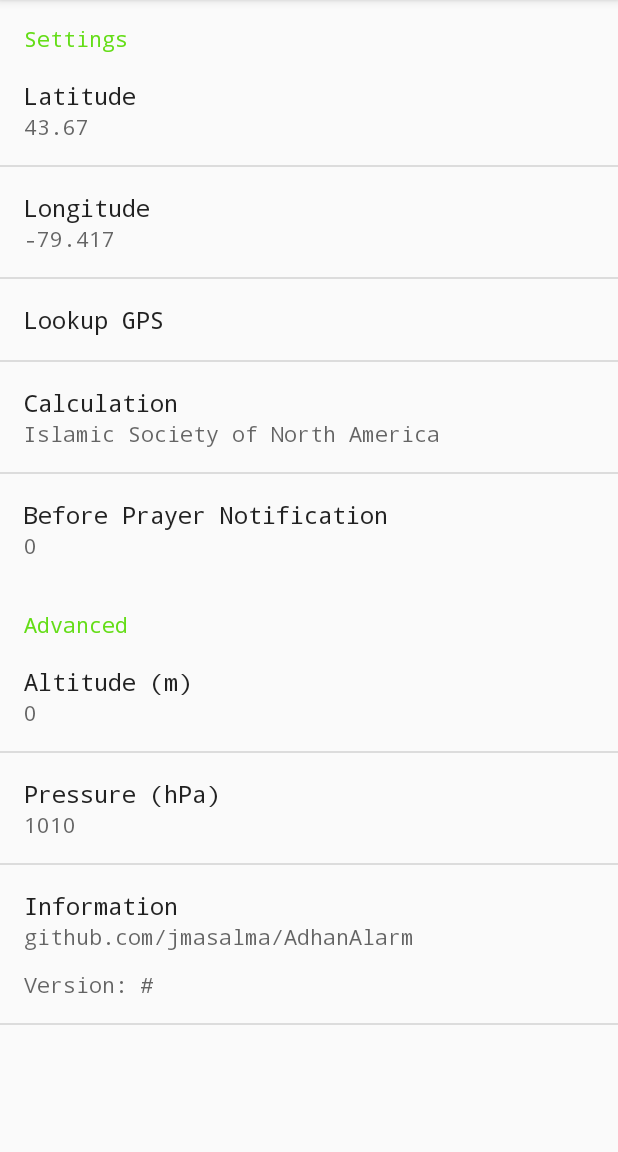
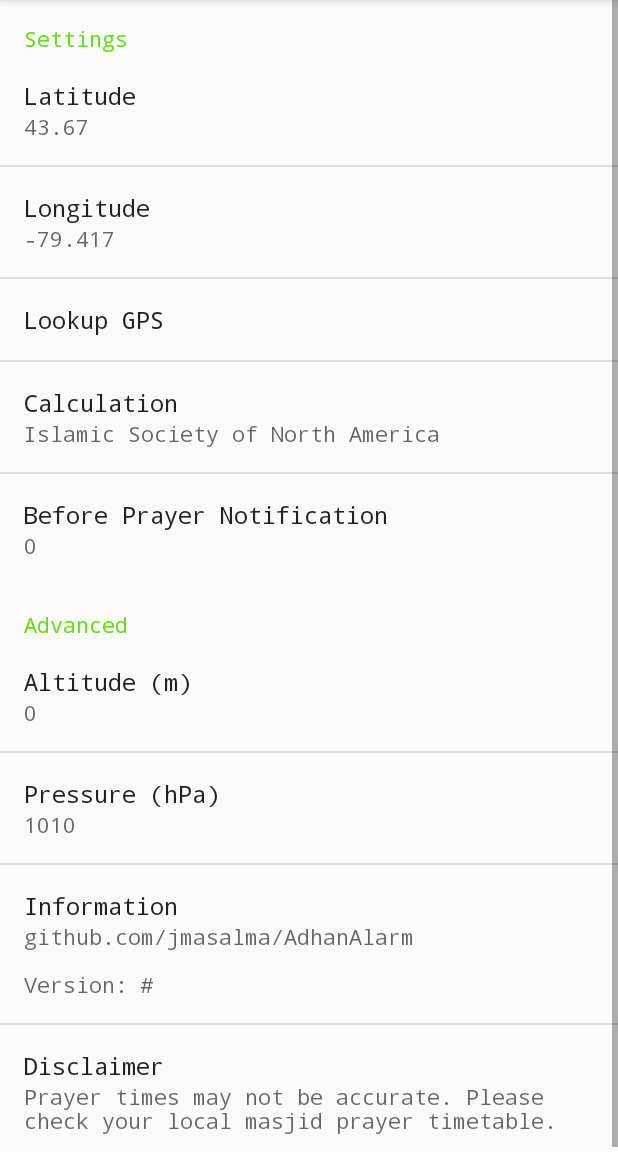
Before and after one commit to jmasalma/AdhanAlarm3, an Android app built with Jetpack Compose: the fragment SettingsFragment shown on its own in the app's theme, on a phone screen of 412 x 824 dp, the part 84-1236 px from its top. Run offline under Robolectric (Android 15) with nearby library versions, the phone set to English and light mode, and no system bars; 11 statements that could not run were skipped.

Commit message:
feat: Add disclaimer and fix build warning
- Add a disclaimer to the settings page to advise users to check their local masjid prayer timetable.
- Fix the build warning `Unable to strip the following libraries, packaging them as they are: libandroidx.graphics.path.so` by adding a `doNotStrip` packaging option to the `app/build.gradle` file.

```diff
--- a/app/build.gradle
+++ b/app/build.gradle
@@ -39,6 +39,9 @@ android {
     }
     kotlinOptions {
         jvmTarget = "17"
+    }
+    packagingOptions {
+        doNotStrip "**/libandroidx.graphics.path.so"
     }
 }
 
--- a/app/src/main/res/values/strings.xml
+++ b/app/src/main/res/values/strings.xml
@@ -100,4 +100,6 @@
         <item>@string/ishaa</item>
         <item>@string/next_fajr</item>
     </string-array>
+    <string name="disclaimer">Disclaimer</string>
+    <string name="disclaimer_text">Prayer times may not be accurate. Please check your local masjid prayer timetable.</string>
 </resources>
--- a/app/src/main/res/xml/settings.xml
+++ b/app/src/main/res/xml/settings.xml
@@ -48,4 +48,9 @@
         android:title="@string/information"
         android:summary="@string/information_text" />
 
+    <Preference
+        android:key="disclaimer"
+        android:title="@string/disclaimer"
+        android:summary="@string/disclaimer_text" />
+
 </PreferenceScreen>
```
